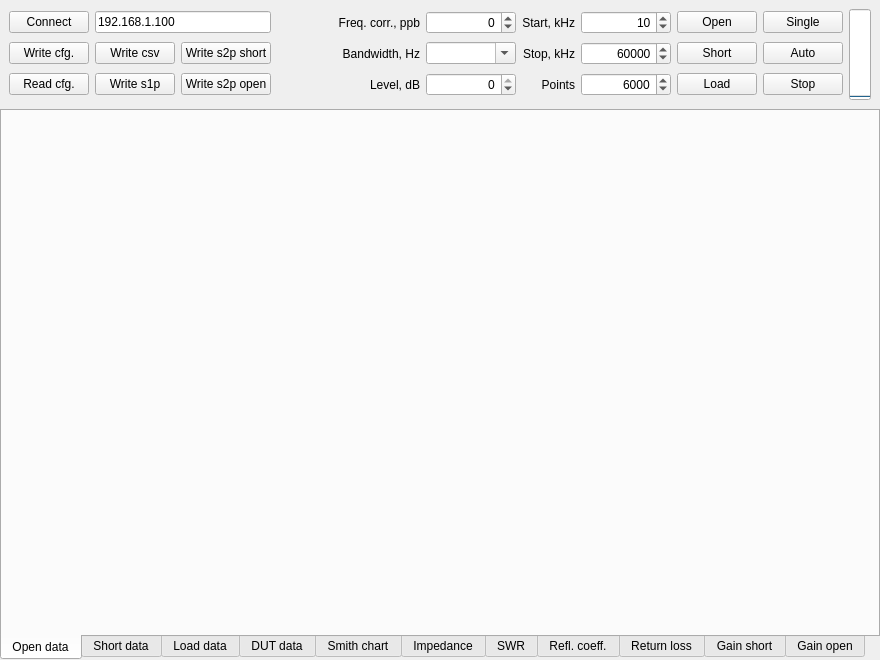
Old version of the form projects/vna/client/vna.ui in the repository pavel-demin/red-pitaya-notes.
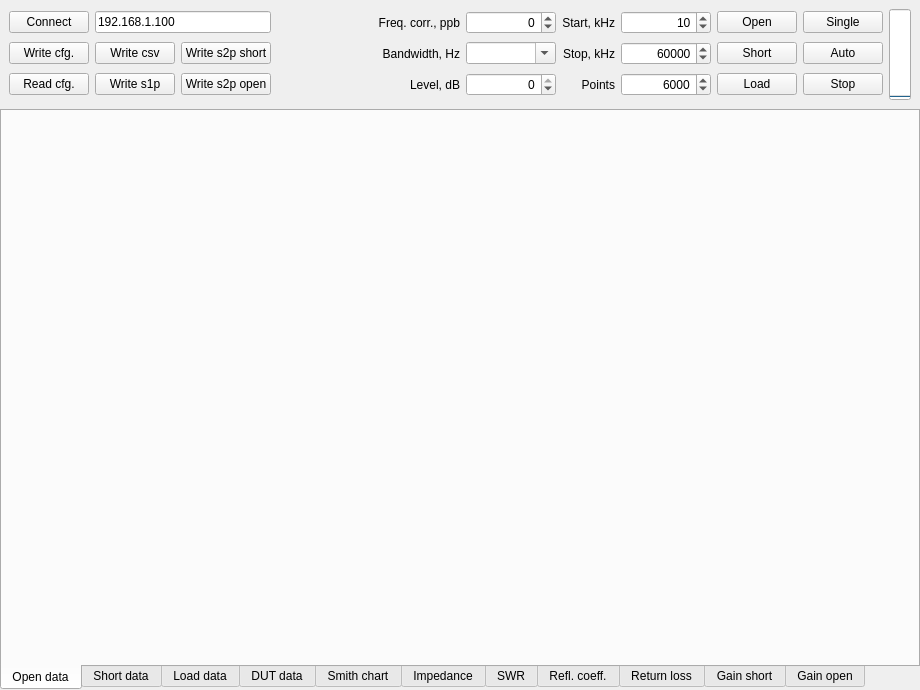
New version of the form.

Commit message: increase left and right margins in vna client

What changed in the file:
```diff
--- a/projects/vna/client/vna.ui
+++ b/projects/vna/client/vna.ui
@@ -6,14 +6,14 @@
    <rect>
     <x>0</x>
     <y>0</y>
-    <width>880</width>
-    <height>660</height>
+    <width>920</width>
+    <height>690</height>
    </rect>
   </property>
   <property name="minimumSize">
    <size>
-    <width>880</width>
-    <height>660</height>
+    <width>920</width>
+    <height>690</height>
    </size>
   </property>
   <property name="windowTitle">
```
The commit also changes 1 other file.
